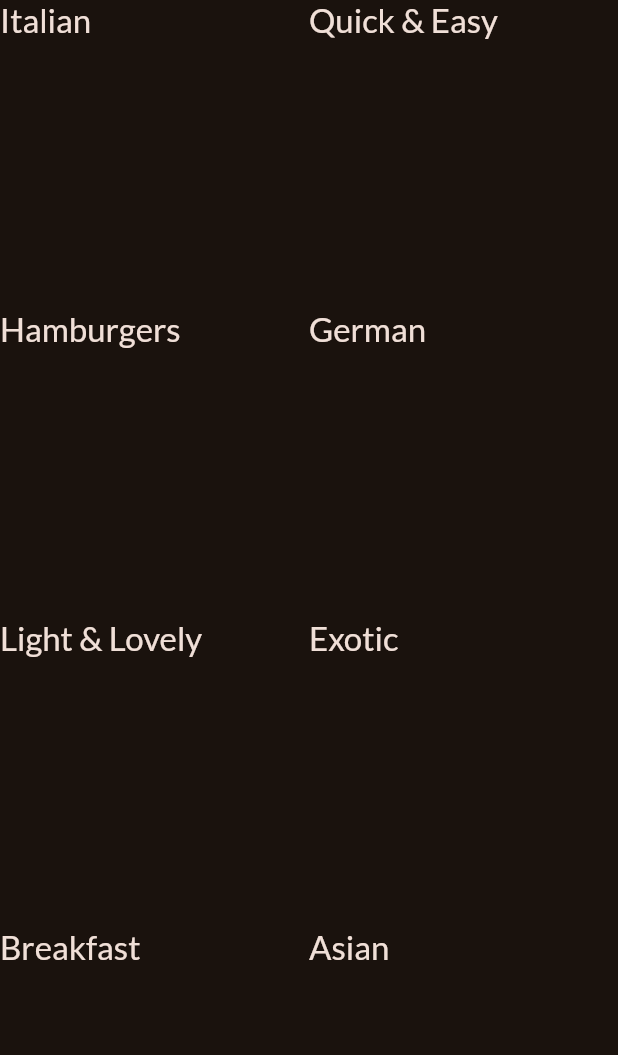
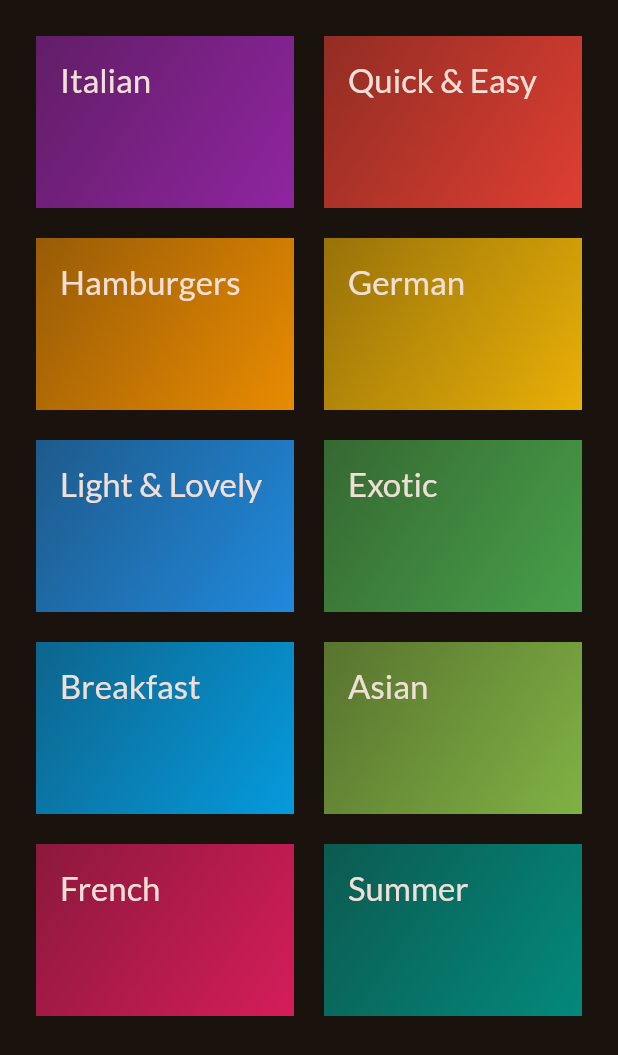
Before and after one commit to danbi4f/meals_app, a Flutter app: the screen it shows after launch, on a phone screen of 412 x 824 dp. Shown: the top 1055 px of the screen. Run offline on Flutter 3.47's test engine with Material 3 defaults, Android fonts, the phone set to English and light mode, and no system bars; our stand-ins replace equatable, flutter_bloc, google_fonts, transparent_image.

```diff
--- a/lib/presentation/pages/categories_screen.dart
+++ b/lib/presentation/pages/categories_screen.dart
@@ -1,23 +1,58 @@
 import 'package:flutter/material.dart';
 import 'package:flutter_bloc/flutter_bloc.dart';
+import 'package:meals_app/domain/entities/category.dart';
+import 'package:meals_app/domain/entities/meal.dart';
 import 'package:meals_app/presentation/bloc/category_bloc.dart';
 import 'package:meals_app/presentation/bloc/meal_bloc.dart';
+import 'package:meals_app/presentation/pages/meals_screen.dart';
 import 'package:meals_app/presentation/widgets/category_grid_item.dart';
 
-class CategoriesScreen extends StatelessWidget {
+class CategoriesScreen extends StatefulWidget {
   const CategoriesScreen({super.key});
+
+  @override
+  State<CategoriesScreen> createState() => _CategoriesScreenState();
+}
+
+class _CategoriesScreenState extends State<CategoriesScreen> {
+  List<Meal> mealsList() => BlocProvider.of<MealBloc>(context)
+      .mealRepository
+      .dataLocal
+      .dummyMealsList;
+
+  selectCategory(BuildContext context, Category category) {
+    final filtredMeals = mealsList();
+    filtredMeals.where(
+      (meal) => meal.categories.contains(category.id),
+    );
+    Navigator.of(context).push(
+      MaterialPageRoute(
+        builder: (context) => MealsScreen(
+          meals: filtredMeals,
+          title: category.title,
+        ),
+      ),
+    );
+  }
 
   @override
   Widget build(BuildContext context) {
     return BlocBuilder<CategoryBloc, MealCategoryState>(
       builder: (context, state) {
         return GridView(
+          padding: const EdgeInsets.all(24),
           gridDelegate: const SliverGridDelegateWithFixedCrossAxisCount(
             crossAxisCount: 2,
+            childAspectRatio: 3 / 2,
+            crossAxisSpacing: 20,
+            mainAxisSpacing: 20,
           ),
           children: [
-            for(final category in state.categoryRepository.dataLocal.availableCategoriesList)
-            CategoryGridItem(category: category),
+            for (final category
+                in state.categoryRepository.dataLocal.availableCategoriesList)
+              CategoryGridItem(category: category, onSelectCategory: (){
+                selectCategory(context, category);
+              }),
           ],
         );
       },
--- a/lib/presentation/widgets/category_grid_item.dart
+++ b/lib/presentation/widgets/category_grid_item.dart
@@ -5,18 +5,35 @@ class CategoryGridItem extends StatelessWidget {
   const CategoryGridItem({
     super.key,
     required this.category,
+    required this.onSelectCategory,
   });
 
   final Category category;
+  final void Function() onSelectCategory;
 
   @override
   Widget build(BuildContext context) {
-    return Container(
-      child: Text(
-        category.title,
-        style: Theme.of(context).textTheme.titleLarge!.copyWith(
-              color: Theme.of(context).colorScheme.onBackground
-            ),
+    return InkWell(
+      onTap: onSelectCategory,
+      child: Container(
+        padding: const EdgeInsets.all(16),
+        decoration: BoxDecoration(
+          gradient: LinearGradient(
+            colors: [
+              category.color.withOpacity(0.55),
+              category.color.withOpacity(0.9),
+            ],
+            begin: Alignment.topLeft,
+            end: Alignment.bottomRight,
+          ),
+        ),
+        child: Text(
+          category.title,
+          style: Theme.of(context)
+              .textTheme
+              .titleLarge!
+              .copyWith(color: Theme.of(context).colorScheme.onBackground),
+        ),
       ),
     );
   }
--- a/pubspec.yaml
+++ b/pubspec.yaml
@@ -12,6 +12,7 @@ dependencies:
     sdk: flutter
   flutter_bloc: ^8.1.3
   google_fonts: ^6.1.0
+  transparent_image: ^2.0.1
 
 dev_dependencies:
   flutter_test:
```
Also changed, not shown: lib/presentation/pages/meals_screen.dart (+65 -0 lines), lib/presentation/widgets/meal_item.dart (+46 -0 lines), pubspec.lock.
